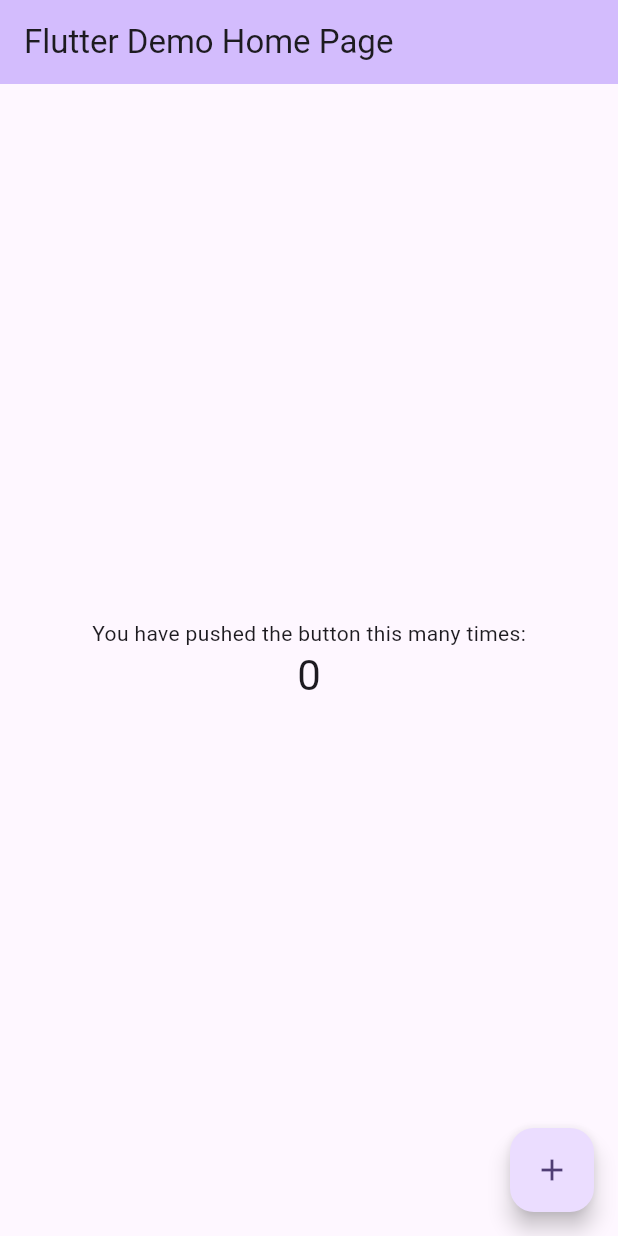
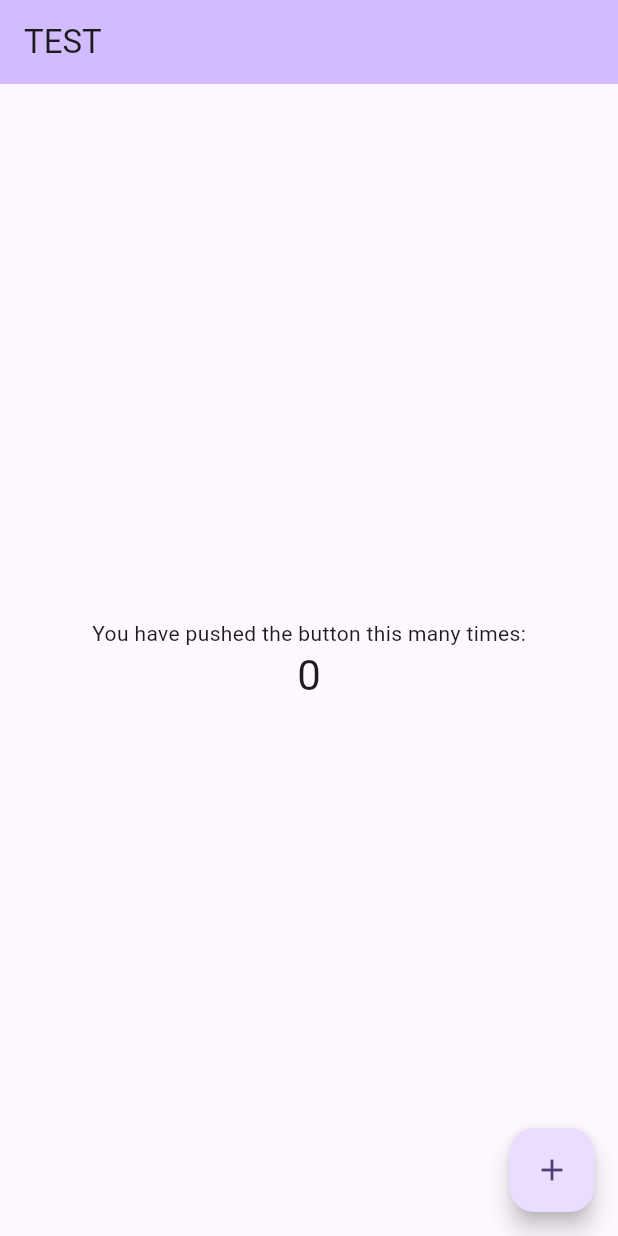
Before and after one commit to coconuts-develop/flutter_ci_cd_test, a Flutter app: the screen it shows after launch, on a phone screen of 412 x 824 dp. Run offline on Flutter 3.47's test engine with Material 3 defaults, Android fonts, the phone set to English and light mode, and no system bars.

Commit message:
test commit.

```diff
--- a/lib/main.dart
+++ b/lib/main.dart
@@ -85,7 +85,7 @@ class _MyHomePageState extends State<MyHomePage> {
         backgroundColor: Theme.of(context).colorScheme.inversePrimary,
         // Here we take the value from the MyHomePage object that was created by
         // the App.build method, and use it to set our appbar title.
-        title: Text(widget.title),
+        title: Text('TEST'),
       ),
       body: Center(
         // Center is a layout widget. It takes a single child and positions it
```
